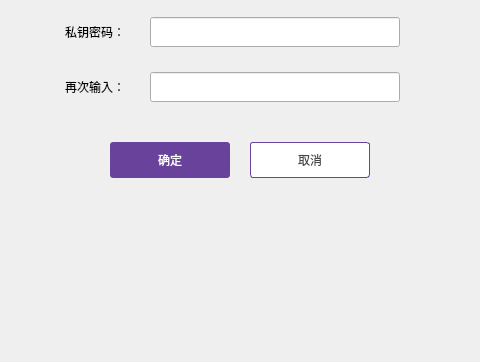
First picture: the form in dialog/exportsetpwddialog.ui, repository realm520/gdwcoin, before the edit; both pictures show x 240 to 720 and y 218 to 580 of the 960 by 580 pixel window.
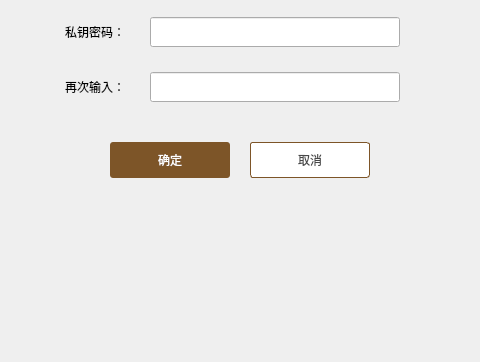
Second picture: the form after the edit.

Diff of the .ui file:
```diff
--- a/dialog/exportsetpwddialog.ui
+++ b/dialog/exportsetpwddialog.ui
@@ -79,8 +79,8 @@
       <enum>Qt::NoFocus</enum>
      </property>
      <property name="styleSheet">
-      <string notr="true">QToolButton{background-color:#ffffff;color:#484848;border:1px solid rgb(105,67,155);border-radius:3px;}
-QToolButton:hover{color:rgb(105,67,155);}</string>
+      <string notr="true">QToolButton{background-color:#ffffff;color:#484848;border:1px solid rgb(125,85,40);border-radius:3px;}
+QToolButton:hover{color:rgb(125,85,40);}</string>
      </property>
      <property name="text">
       <string>取消</string>
@@ -107,7 +107,7 @@
       <enum>Qt::NoFocus</enum>
      </property>
      <property name="styleSheet">
-      <string notr="true">QToolButton{background-color:rgb(105,67,155);color:#ffffff;border:none;border-radius:3px;}
+      <string notr="true">QToolButton{background-color:rgb(125,85,40);color:#ffffff;border:none;border-radius:3px;}
 QToolButton:hover{background-color:rgb(125,87,180);}
 QToolButton:disabled{background-color:#cecece;}</string>
      </property>
```
